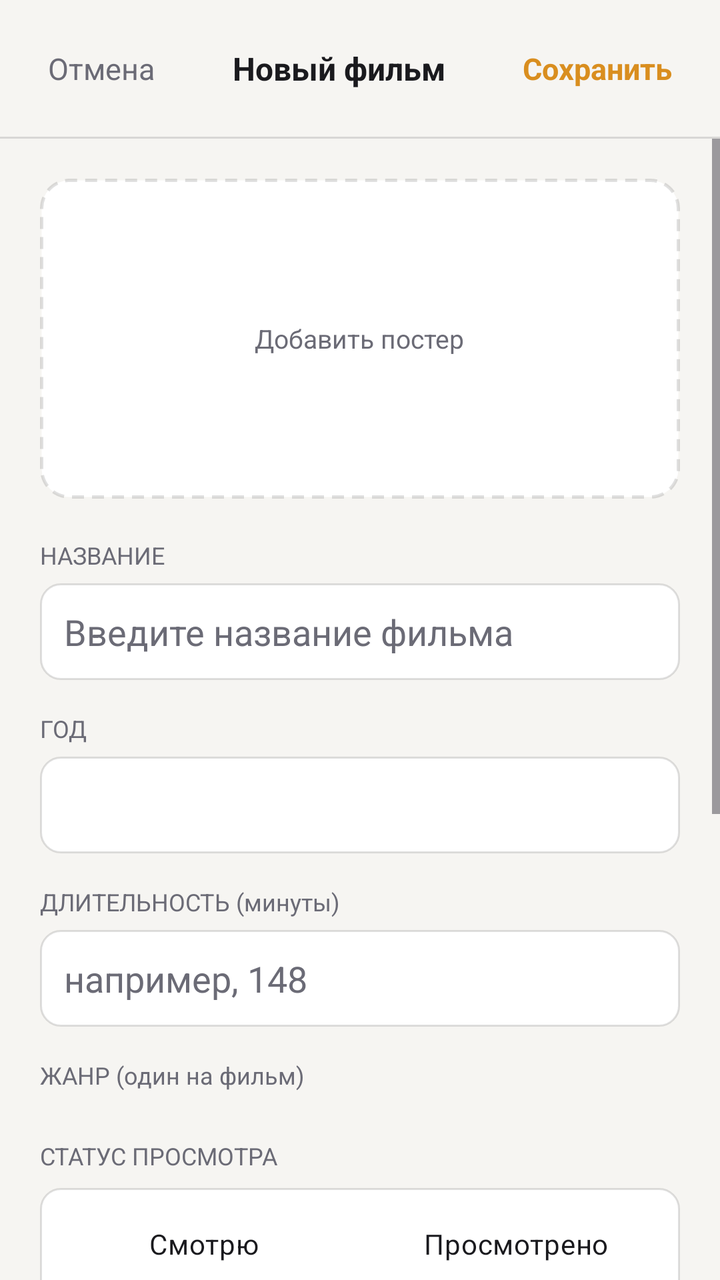
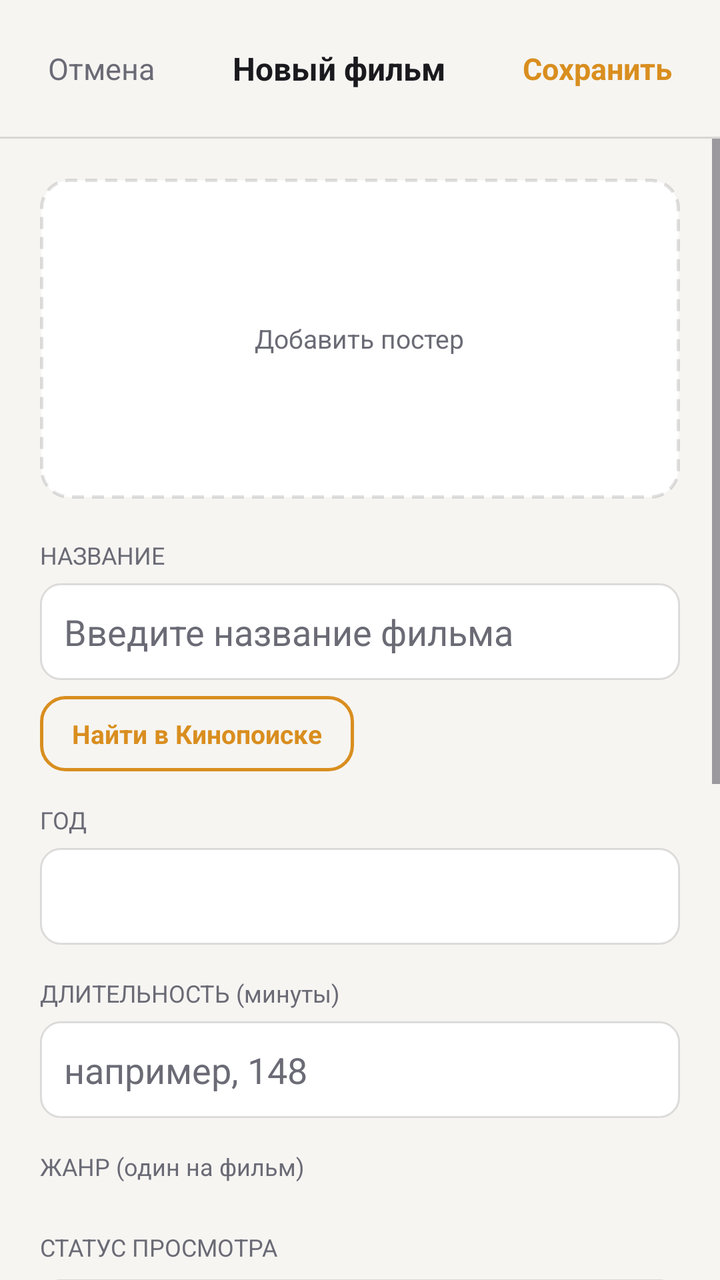

Two renders of the same Android screen: before a commit and after it. Below are the layout's source before the change and the commit's diff.
<!-- AndroidManifest.xml: application theme Theme.MovieDiary -->
<!-- res/layout/fragment_add_movie.xml -->
<?xml version="1.0" encoding="utf-8"?>
<LinearLayout xmlns:android="http://schemas.android.com/apk/res/android"
    xmlns:app="http://schemas.android.com/apk/res-auto"
    android:layout_width="match_parent"
    android:layout_height="match_parent"
    android:orientation="vertical"
    android:background="@color/colorBackground">

    <LinearLayout
        android:layout_width="match_parent"
        android:layout_height="wrap_content"
        android:orientation="horizontal"
        android:padding="16dp"
        android:gravity="center_vertical">

        <TextView
            android:id="@+id/btnCancel"
            android:layout_width="wrap_content"
            android:layout_height="wrap_content"
            android:text="Отмена"
            android:textColor="@color/colorTextMuted"
            android:textSize="15sp"
            android:padding="8dp" />

        <TextView
            android:id="@+id/tvHeaderTitle"
            android:layout_width="0dp"
            android:layout_height="wrap_content"
            android:layout_weight="1"
            android:text="Новый фильм"
            android:textColor="@color/colorTextPrimary"
            android:textStyle="bold"
            android:textSize="16sp"
            android:gravity="center" />

        <TextView
            android:id="@+id/btnSave"
            android:layout_width="wrap_content"
            android:layout_height="wrap_content"
            android:text="Сохранить"
            android:textColor="@color/colorAccent"
            android:textStyle="bold"
            android:textSize="15sp"
            android:padding="8dp" />
    </LinearLayout>

    <View
        android:layout_width="match_parent"
        android:layout_height="1dp"
        android:background="@color/colorBorder" />

    <ScrollView
        android:layout_width="match_parent"
        android:layout_height="0dp"
        android:layout_weight="1">

        <LinearLayout
            android:layout_width="match_parent"
            android:layout_height="wrap_content"
            android:orientation="vertical"
            android:padding="20dp">

            <FrameLayout
                android:id="@+id/posterDrop"
                android:layout_width="match_parent"
                android:layout_height="160dp"
                android:layout_marginBottom="20dp"
                android:background="@drawable/bg_poster_drop">

                <LinearLayout
                    android:id="@+id/posterPlaceholder"
                    android:layout_width="wrap_content"
                    android:layout_height="wrap_content"
                    android:layout_gravity="center"
                    android:orientation="vertical"
                    android:gravity="center">

                    <TextView
                        android:layout_width="wrap_content"
                        android:layout_height="wrap_content"
                        android:text="Добавить постер"
                        android:textColor="@color/colorTextMuted"
                        android:textSize="13sp" />
                </LinearLayout>

                <ImageView
                    android:id="@+id/posterImage"
                    android:layout_width="match_parent"
                    android:layout_height="match_parent"
                    android:scaleType="centerCrop"
                    android:visibility="gone" />
            </FrameLayout>

            <TextView
                android:layout_width="wrap_content"
                android:layout_height="wrap_content"
                android:text="НАЗВАНИЕ"
                android:textColor="@color/colorTextMuted"
                android:textSize="12sp" />

            <EditText
                android:id="@+id/etTitle"
                android:layout_width="match_parent"
                android:layout_height="wrap_content"
                android:layout_marginTop="6dp"
                android:layout_marginBottom="16dp"
                android:hint="Введите название фильма"
                android:textColor="@color/colorTextPrimary"
                android:textColorHint="@color/colorTextMuted"
                android:background="@drawable/bg_input"
                android:padding="12dp" />

            <TextView
                android:layout_width="wrap_content"
                android:layout_height="wrap_content"
                android:text="ГОД"
                android:textColor="@color/colorTextMuted"
                android:textSize="12sp" />

            <EditText
                android:id="@+id/etYear"
                android:layout_width="match_parent"
                android:layout_height="wrap_content"
                android:layout_marginTop="6dp"
                android:layout_marginBottom="16dp"
                android:inputType="number"
                android:textColor="@color/colorTextPrimary"
                android:background="@drawable/bg_input"
                android:padding="12dp" />

            <TextView
                android:layout_width="wrap_content"
                android:layout_height="wrap_content"
                android:text="ДЛИТЕЛЬНОСТЬ (минуты)"
                android:textColor="@color/colorTextMuted"
                android:textSize="12sp" />

            <EditText
                android:id="@+id/etDuration"
                android:layout_width="match_parent"
                android:layout_height="wrap_content"
                android:layout_marginTop="6dp"
                android:layout_marginBottom="16dp"
                android:hint="например, 148"
                android:inputType="number"
                android:maxLength="3"
                android:textColor="@color/colorTextPrimary"
                android:textColorHint="@color/colorTextMuted"
                android:background="@drawable/bg_input"
                android:padding="12dp" />

            <TextView
                android:layout_width="wrap_content"
                android:layout_height="wrap_content"
                android:text="ЖАНР (один на фильм)"
                android:textColor="@color/colorTextMuted"
                android:textSize="12sp" />

            <com.google.android.material.chip.ChipGroup
                android:id="@+id/chipGroupGenre"
                android:layout_width="match_parent"
                android:layout_height="wrap_content"
                android:layout_marginTop="8dp"
                android:layout_marginBottom="16dp"
                app:singleSelection="true" />

            <TextView
                android:layout_width="wrap_content"
                android:layout_height="wrap_content"
                android:text="СТАТУС ПРОСМОТРА"
                android:textColor="@color/colorTextMuted"
                android:textSize="12sp" />

            <RadioGroup
                android:id="@+id/rgStatus"
                android:layout_width="match_parent"
                android:layout_height="wrap_content"
                android:orientation="horizontal"
                android:layout_marginTop="8dp"
                android:layout_marginBottom="16dp"
                android:background="@drawable/bg_input"
                android:padding="4dp">

                <RadioButton
                    android:id="@+id/rbWatching"
                    android:layout_width="0dp"
                    android:layout_height="wrap_content"
                    android:layout_weight="1"
                    android:text="Смотрю"
                    android:textColor="@color/colorTextPrimary"
                    android:button="@null"
                    android:gravity="center"
                    android:padding="10dp" />

                <RadioButton
                    android:id="@+id/rbWatched"
                    android:layout_width="0dp"
                    android:layout_height="wrap_content"
                    android:layout_weight="1"
                    android:text="Просмотрено"
                    android:textColor="@color/colorTextPrimary"
                    android:button="@null"
                    android:gravity="center"
                    android:padding="10dp"
                    android:checked="true" />
            </RadioGroup>

            <TextView
                android:id="@+id/tvDateLabel"
                android:layout_width="wrap_content"
                android:layout_height="wrap_content"
                android:text="ДАТА ПРОСМОТРА"
                android:textColor="@color/colorTextMuted"
                android:textSize="12sp" />

            <EditText
                android:id="@+id/etDate"
                android:layout_width="match_parent"
                android:layout_height="wrap_content"
                android:layout_marginTop="6dp"
                android:layout_marginBottom="16dp"
                android:hint="дд.мм.гггг"
                android:focusable="false"
                android:textColor="@color/colorTextPrimary"
                android:textColorHint="@color/colorTextMuted"
                android:background="@drawable/bg_input"
                android:padding="12dp" />

            <TextView
                android:id="@+id/tvRatingLabel"
                android:layout_width="wrap_content"
                android:layout_height="wrap_content"
                android:text="ОЦЕНКА — 5/10"
                android:textColor="@color/colorTextMuted"
                android:textSize="12sp" />

            <LinearLayout
                android:id="@+id/ratingStarsContainer"
                android:layout_width="wrap_content"
                android:layout_height="wrap_content"
                android:orientation="horizontal"
                android:layout_marginTop="8dp"
                android:layout_marginBottom="16dp" />

            <TextView
                android:layout_width="wrap_content"
                android:layout_height="wrap_content"
                android:text="ТЕГИ (через запятую)"
                android:textColor="@color/colorTextMuted"
                android:textSize="12sp" />

            <EditText
                android:id="@+id/etTags"
                android:layout_width="match_parent"
                android:layout_height="wrap_content"
                android:layout_marginTop="6dp"
                android:layout_marginBottom="16dp"
                android:hint="пересмотреть, с друзьями"
                android:textColor="@color/colorTextPrimary"
                android:textColorHint="@color/colorTextMuted"
                android:background="@drawable/bg_input"
                android:padding="12dp" />

            <TextView
                android:layout_width="wrap_content"
                android:layout_height="wrap_content"
                android:text="ОТЗЫВ"
                android:textColor="@color/colorTextMuted"
                android:textSize="12sp" />

            <EditText
                android:id="@+id/etReview"
                android:layout_width="match_parent"
                android:layout_height="wrap_content"
                android:layout_marginTop="6dp"
                android:minLines="4"
                android:gravity="top"
                android:hint="Ваши впечатления от фильма..."
                android:textColor="@color/colorTextPrimary"
                android:textColorHint="@color/colorTextMuted"
                android:background="@drawable/bg_input"
                android:padding="12dp" />

        </LinearLayout>
    </ScrollView>
</LinearLayout>
<!-- resources referenced by this layout -->
<resources>
  <color name="colorAccent">#D98E1F</color>
  <color name="colorBackground">#F6F5F2</color>
  <color name="colorBorder">#1F000000</color>
  <color name="colorTextMuted">#6B6B76</color>
  <color name="colorTextPrimary">#1A1A1E</color>
  <!-- drawable bg_input (drawable) -->
  <?xml version="1.0" encoding="utf-8"?>
  <shape xmlns:android="http://schemas.android.com/apk/res/android"
      android:shape="rectangle">
      <solid android:color="@color/colorSurface" />
      <corners android:radius="10dp" />
      <stroke android:width="1dp" android:color="@color/colorBorder" />
  </shape>
  <!-- drawable bg_poster_drop (drawable) -->
  <?xml version="1.0" encoding="utf-8"?>
  <shape xmlns:android="http://schemas.android.com/apk/res/android"
      android:shape="rectangle">
      <solid android:color="@color/colorSurface" />
      <corners android:radius="14dp" />
      <stroke android:width="1.5dp" android:color="@color/colorBorder" android:dashWidth="6dp" android:dashGap="4dp" />
  </shape>
  <style name="Theme.MovieDiary" parent="Base.Theme.MovieDiary" />
  <color name="colorSurface">#FFFFFF</color>
  <style name="Base.Theme.MovieDiary" parent="Theme.Material3.DayNight.NoActionBar">
          
          
      </style>
</resources>

<!-- the commit's change to res/layout/fragment_add_movie.xml (unified diff, before → after) -->
@@ -103,12 +103,40 @@
                 android:layout_width="match_parent"
                 android:layout_height="wrap_content"
                 android:layout_marginTop="6dp"
-                android:layout_marginBottom="16dp"
+                android:layout_marginBottom="8dp"
                 android:hint="Введите название фильма"
                 android:textColor="@color/colorTextPrimary"
                 android:textColorHint="@color/colorTextMuted"
                 android:background="@drawable/bg_input"
                 android:padding="12dp" />
+
+            <LinearLayout
+                android:layout_width="match_parent"
+                android:layout_height="wrap_content"
+                android:layout_marginBottom="16dp"
+                android:gravity="center_vertical"
+                android:orientation="horizontal">
+
+                <TextView
+                    android:id="@+id/btnSearchPoster"
+                    android:layout_width="wrap_content"
+                    android:layout_height="wrap_content"
+                    android:background="@drawable/bg_outline_button"
+                    android:paddingHorizontal="16dp"
+                    android:paddingVertical="10dp"
+                    android:text="Найти в Кинопоиске"
+                    android:textColor="@color/colorAccent"
+                    android:textSize="13sp"
+                    android:textStyle="bold" />
+
+                <ProgressBar
+                    android:id="@+id/progressSearch"
+                    android:layout_width="24dp"
+                    android:layout_height="24dp"
+                    android:layout_marginStart="12dp"
+                    android:indeterminateTint="@color/colorAccent"
+                    android:visibility="gone" />
+            </LinearLayout>
 
             <TextView
                 android:layout_width="wrap_content"
<!-- resource entries referenced after the edit -->
@@ -12,6 +12,13 @@
       <solid android:color="@color/colorSurface" />
       <corners android:radius="10dp" />
       <stroke android:width="1dp" android:color="@color/colorBorder" />
+  </shape>
+  <!-- drawable bg_outline_button (drawable) -->
+  <?xml version="1.0" encoding="utf-8"?>
+  <shape xmlns:android="http://schemas.android.com/apk/res/android" android:shape="rectangle">
+      <solid android:color="@android:color/transparent" />
+      <corners android:radius="12dp" />
+      <stroke android:width="1.5dp" android:color="@color/colorAccent" />
   </shape>
   <!-- drawable bg_poster_drop (drawable) -->
   <?xml version="1.0" encoding="utf-8"?>
